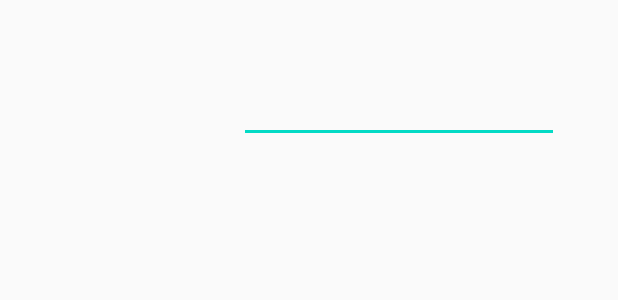
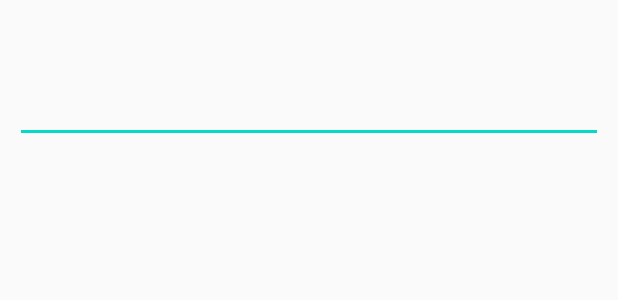
Before and after one commit to michnam/AndroidMusicPlayer, an Android app: the layout fragment_search.xml on its own in the app's theme, with its tools: preview values and no code run, on a phone screen of 412 x 824 dp. Shown: the top 300 px of the screen. Run offline under Robolectric (Android 15) with nearby library versions, the phone set to English and light mode, and no system bars.

Commit message:
Style search box

```diff
--- a/app/src/main/res/layout/fragment_search.xml
+++ b/app/src/main/res/layout/fragment_search.xml
@@ -4,12 +4,14 @@
                 android:layout_height="match_parent">
 
     <EditText
-            android:layout_width="wrap_content"
+            android:layout_width="match_parent"
             android:layout_height="wrap_content"
             android:inputType="textPersonName"
             android:text="@null"
             android:ems="10"
             android:layout_alignParentTop="true" android:layout_marginTop="50dp"
-            android:id="@+id/searchSongField" android:layout_alignParentEnd="true" android:layout_marginEnd="39dp"/>
+            android:id="@+id/searchSongField" android:layout_alignParentEnd="true"
+            android:layout_marginStart="10dp"
+            android:layout_marginEnd="10dp"/>
 
 </RelativeLayout>
```
